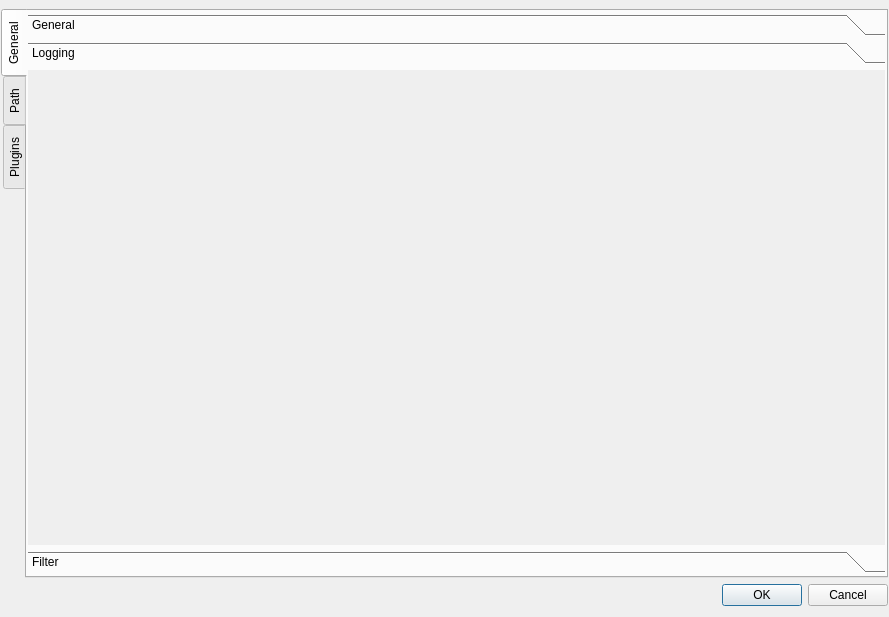
This is som_gui/module/settings/qt/Widget.ui in c-mellueh/SOM-Toolkit as Qt 5 draws it before an edit. The edited form follows.
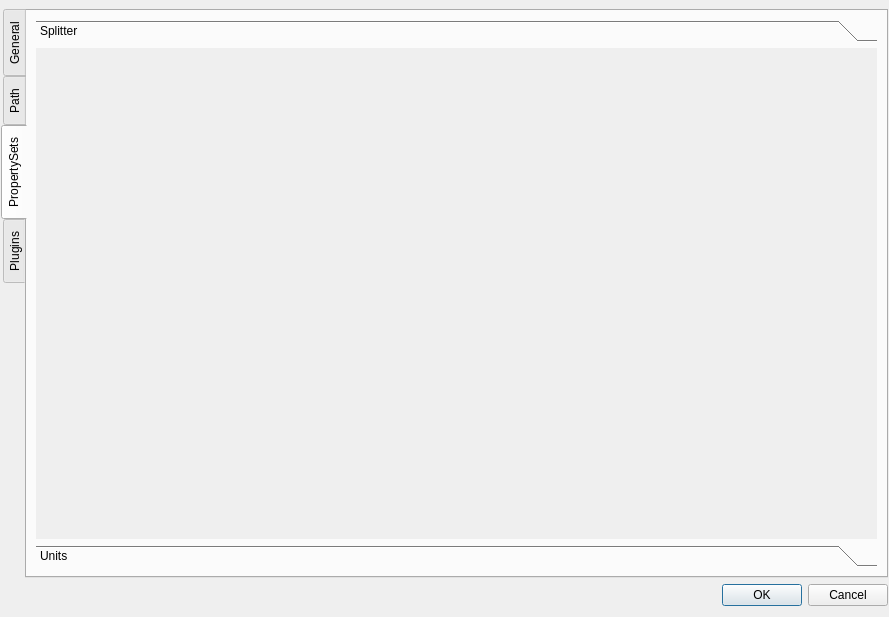
This is the edited form. The open tabs and pages were chosen to show the change.

Commit message: feat: add UnitSettings and SplitterSettings UI components; adjust window dimensions

The edit to the form file:
```diff
--- a/som_gui/module/settings/qt/Widget.ui
+++ b/som_gui/module/settings/qt/Widget.ui
@@ -153,6 +153,46 @@
        </item>
       </layout>
      </widget>
+     <widget class="QWidget" name="tabPropertySet">
+      <attribute name="title">
+       <string>PropertySets</string>
+      </attribute>
+      <layout class="QVBoxLayout" name="verticalLayout_11">
+       <item>
+        <widget class="QToolBox" name="tb_property_set">
+         <property name="contextMenuPolicy">
+          <enum>Qt::ContextMenuPolicy::PreventContextMenu</enum>
+         </property>
+         <property name="currentIndex">
+          <number>1</number>
+         </property>
+         <widget class="QWidget" name="pagePropertySet">
+          <property name="geometry">
+           <rect>
+            <x>0</x>
+            <y>0</y>
+            <width>840</width>
+            <height>485</height>
+           </rect>
+          </property>
+          <attribute name="label">
+           <string>Splitter</string>
+          </attribute>
+          <layout class="QVBoxLayout" name="verticalLayout_12"/>
+         </widget>
+         <widget class="QWidget" name="page">
+          <property name="contextMenuPolicy">
+           <enum>Qt::ContextMenuPolicy::PreventContextMenu</enum>
+          </property>
+          <attribute name="label">
+           <string>Units</string>
+          </attribute>
+          <layout class="QVBoxLayout" name="verticalLayout_13"/>
+         </widget>
+        </widget>
+       </item>
+      </layout>
+     </widget>
      <widget class="QWidget" name="tabPlugins">
       <attribute name="title">
        <string>Plugins</string>
```
Left out of the diff: 12 changed lines with no effect on the pictures. The commit also changes 7 other files.
